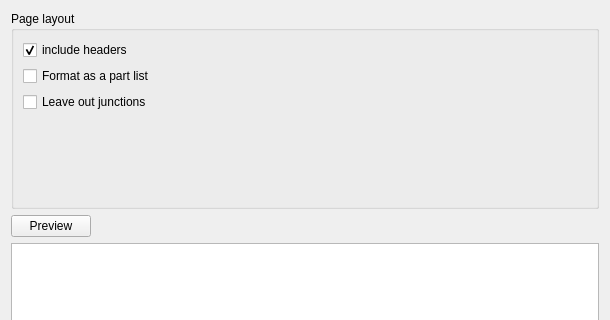
Qt form sources/ui/bomexportdialog.ui (qelectrotech/qelectrotech-source-mirror) before a commit; both pictures show x 0 to 610 and y 0 to 320 of the 610 by 480 pixel window.
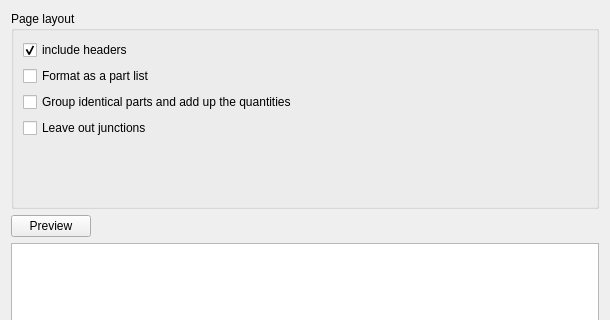
The same form after that commit.

Commit message: Parts list export: group identical parts and add up the quantities

Diff of the .ui file:
```diff
--- a/sources/ui/bomexportdialog.ui
+++ b/sources/ui/bomexportdialog.ui
@@ -40,6 +40,19 @@
         </property>
        </widget>
       </item>
+      <item>
+       <widget class="QCheckBox" name="m_group_parts">
+        <property name="toolTip">
+         <string>One line per part: identical manufacturer, part number and unit are added up, with the labels of the elements using it. Replaces the choices of the fields below.</string>
+        </property>
+        <property name="text">
+         <string>Group identical parts and add up the quantities</string>
+        </property>
+        <property name="checked">
+         <bool>false</bool>
+        </property>
+       </widget>
+      </item>
       <item>
        <widget class="QCheckBox" name="m_no_junctions">
         <property name="toolTip">
```
The commit also changes 6 other files.
